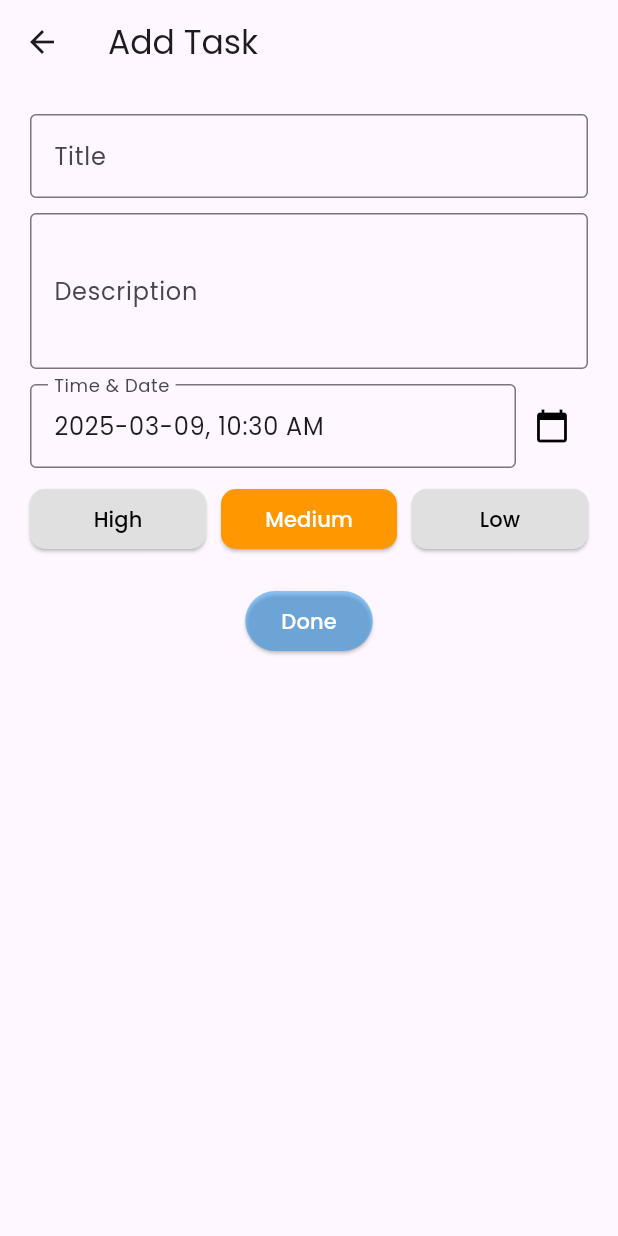
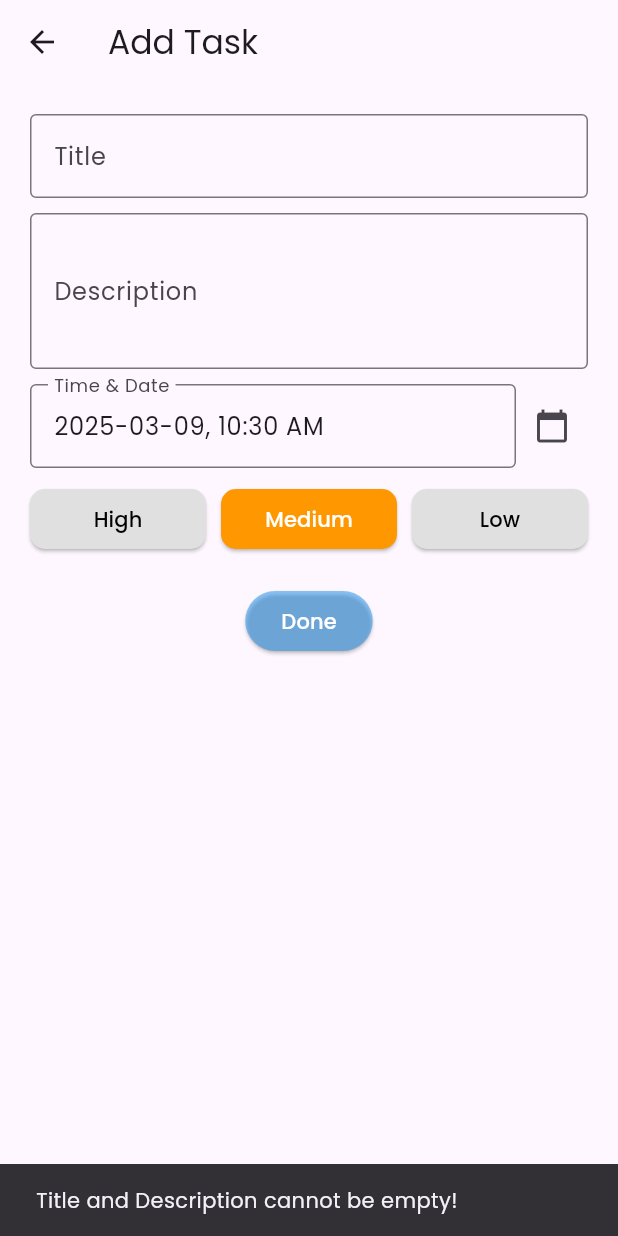
Before and after one commit to anjumArnab/FireTasks, a Flutter app: the CreateTaskPage screen opened directly, after a tap on "Done", on a phone screen of 412 x 824 dp. Run offline on Flutter 3.47's test engine with Material 3 defaults, Android fonts, the phone set to English and light mode, and no system bars; our stand-ins replace cloud_firestore, firebase_auth, firebase_core, google_fonts, google_sign_in; accounts and stored records are empty; generated files the repository leaves out were written again.

```diff
--- a/lib/screens/create_tasks.dart
+++ b/lib/screens/create_tasks.dart
@@ -2,7 +2,8 @@ import 'package:flutter/material.dart';
 import 'package:firetasks/models/task_model.dart';
 import 'package:firetasks/widgets/custom_button.dart';
 import 'package:intl/intl.dart';
-
+import 'package:cloud_firestore/cloud_firestore.dart';
+import 'package:firetasks/services/database.dart';
 
 class CreateTaskPage extends StatefulWidget {
   final Task? task;
@@ -11,30 +12,29 @@ class CreateTaskPage extends StatefulWidget {
   const CreateTaskPage({super.key, this.task, this.taskIndex});
 
   @override
-  // ignore: library_private_types_in_public_api
   _CreateTaskPageState createState() => _CreateTaskPageState();
 }
 
 class _CreateTaskPageState extends State<CreateTaskPage> {
+  final FirestoreMethods firestoreMethods = FirestoreMethods(FirebaseFirestore.instance);
   final TextEditingController titleController = TextEditingController();
   final TextEditingController descriptionController = TextEditingController();
   final TextEditingController timeController = TextEditingController();
   String priority = 'Medium';
-
+  bool isChecked = false;
 
   @override
   void initState() {
     super.initState();
     if (widget.task != null) {
-      // Set existing task details
       titleController.text = widget.task!.title;
       descriptionController.text = widget.task!.description;
       timeController.text = widget.task!.timeAndDate;
       priority = widget.task!.priority;
+      isChecked = widget.task!.isChecked;
     } else {
-      // Set initial time to current device time and date
-      timeController.text =
-          DateFormat('yyyy-MM-dd, h:mm a').format(DateTime.now());
+      timeController.text = DateFormat('yyyy-MM-dd, h:mm a').format(DateTime.now());
+      isChecked = false;
     }
   }
 
@@ -59,8 +59,7 @@ class _CreateTaskPageState extends State<CreateTaskPage> {
           pickedTime.minute,
         );
         setState(() {
-          timeController.text =
-              DateFormat('yyyy-MM-dd, h:mm a').format(finalDateTime);
+          timeController.text = DateFormat('yyyy-MM-dd, h:mm a').format(finalDateTime);
         });
       }
     }
@@ -70,10 +69,8 @@ class _CreateTaskPageState extends State<CreateTaskPage> {
     return Expanded(
       child: ElevatedButton(
         style: ElevatedButton.styleFrom(
-          backgroundColor:
-              priority == priorityValue ? color : Colors.grey.shade300,
-          foregroundColor:
-              priority == priorityValue ? Colors.white : Colors.black,
+          backgroundColor: priority == priorityValue ? color : Colors.grey.shade300,
+          foregroundColor: priority == priorityValue ? Colors.white : Colors.black,
           shape: RoundedRectangleBorder(
             borderRadius: BorderRadius.circular(10),
           ),
@@ -86,6 +83,38 @@ class _CreateTaskPageState extends State<CreateTaskPage> {
         child: Text(priorityValue),
       ),
     );
+  }
+
+  Future<void> _saveOrUpdateTask() async {
+    String title = titleController.text.trim();
+    String description = descriptionController.text.trim();
+    String timeAndDate = timeController.text.trim();
+
+    if (title.isEmpty || description.isEmpty) {
+      ScaffoldMessenger.of(context).showSnackBar(
+        const SnackBar(content: Text("Title and Description cannot be empty!")),
+      );
+      return;
+    }
+
+    Task task = Task(
+      title: title,
+      description: description,
+      timeAndDate: timeAndDate,
+      priority: priority,
+      isChecked: isChecked,
+    );
+
+    if (widget.task == null) {
+      // Save new task
+      await firestoreMethods.saveTaskData(task, DateTime.now().millisecondsSinceEpoch.toString());
+    } else {
+      // Update existing task
+      task.id = widget.task!.id; // Retain existing ID
+      await firestoreMethods.updateTaskData(task);
+    }
+
+    Navigator.pop(context); // Close the screen after saving/updating
   }
 
   @override
@@ -103,9 +132,7 @@ class _CreateTaskPageState extends State<CreateTaskPage> {
                 controller: titleController,
                 decoration: const InputDecoration(
                   labelText: 'Title',
-                  border: OutlineInputBorder(
-                    borderSide: BorderSide(color: Colors.black),
-                  ),
+                  border: OutlineInputBorder(),
                 ),
               ),
               const SizedBox(height: 10),
@@ -114,9 +141,7 @@ class _CreateTaskPageState extends State<CreateTaskPage> {
                 maxLines: 3,
                 decoration: const InputDecoration(
                   labelText: 'Description',
-                  border: OutlineInputBorder(
-                    borderSide: BorderSide(color: Colors.black),
-                  ),
+                  border: OutlineInputBorder(),
                 ),
               ),
               const SizedBox(height: 10),
@@ -128,14 +153,12 @@ class _CreateTaskPageState extends State<CreateTaskPage> {
                       readOnly: true,
                       decoration: const InputDecoration(
                         labelText: 'Time & Date',
-                        border: OutlineInputBorder(
-                          borderSide: BorderSide(color: Colors.black),
-                        ),
+                        border: OutlineInputBorder(),
                       ),
                     ),
                   ),
                   IconButton(
-                    icon: const Icon(Icons.calendar_today, color: Colors.black),
+                    icon: const Icon(Icons.calendar_today),
                     onPressed: _selectDateTime,
                   ),
                 ],
@@ -153,7 +176,7 @@ class _CreateTaskPageState extends State<CreateTaskPage> {
               ),
               const SizedBox(height: 20),
               CustomButton(
-                onPressed: (){},
+                onPressed: _saveOrUpdateTask,
                 text: widget.task == null ? 'Done' : 'Update',
               ),
             ],
```
